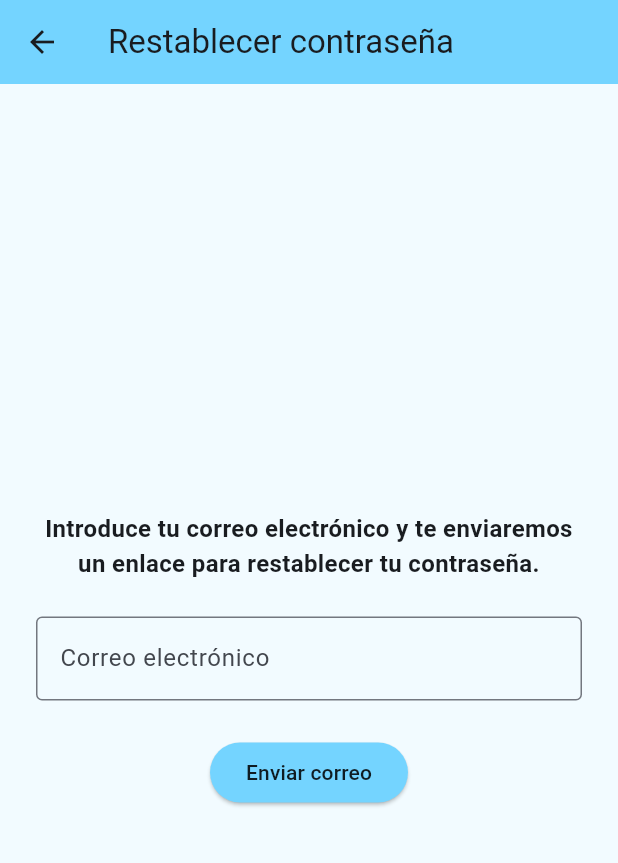
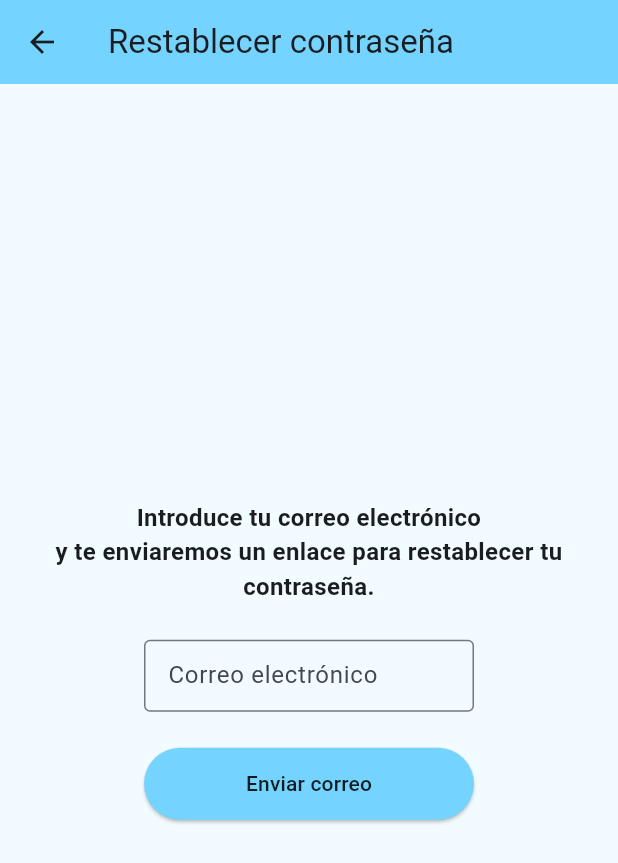
Before and after one commit to JuanJGP10/piladea_web, a Flutter app: the ResetPasswordView screen opened by its route, on a phone screen of 412 x 824 dp. Shown: the top 863 px of the screen. Run offline on Flutter 3.47's test engine with Material 3 defaults, Android fonts, the phone set to English and light mode, and no system bars; our stand-ins replace cloud_firestore, firebase_auth, firebase_core, flutter_map, font_awesome_flutter, geolocator and 4 more; missing offline and left inert: open_route_service; accounts and stored records are empty; statements that could not run were skipped.

Commit message:
contraseña

```diff
--- a/lib/pages/restablecer_contraseña.dart
+++ b/lib/pages/restablecer_contraseña.dart
@@ -52,38 +52,51 @@
         backgroundColor: const Color(0xFF74d4ff),
       ),
       backgroundColor: const Color.fromARGB(255, 242, 251, 255),
-      body: Padding(
+      body: Center(
+        child: Padding(
           padding: const EdgeInsets.all(24.0),
           child: Column(
-          mainAxisAlignment: MainAxisAlignment.center,
+            mainAxisSize: MainAxisSize.min,
             children: [
               const Text(
-              'Introduce tu correo electrónico y te enviaremos un enlace para restablecer tu contraseña.',
-              style: TextStyle(fontSize: 16,fontWeight: FontWeight.bold),
+                'Introduce tu correo electrónico\ny te enviaremos un enlace para restablecer tu contraseña.',
+                style: TextStyle(fontSize: 16, fontWeight: FontWeight.bold),
                 textAlign: TextAlign.center,
-
               ),
               const SizedBox(height: 24),
-            TextField(
+
+              // Campo de texto más corto y centrado
+              SizedBox(
+                width: 220,
+                child: TextField(
                   controller: _emailController,
                   decoration: const InputDecoration(
                     labelText: 'Correo electrónico',
                     border: OutlineInputBorder(),
+                    contentPadding: EdgeInsets.symmetric(vertical: 10.0, horizontal: 12.0),
                   ),
                   keyboardType: TextInputType.emailAddress,
                 ),
+              ),
               const SizedBox(height: 24),
-            ElevatedButton(
+
+              // Botón del mismo ancho
+              SizedBox(
+                width: 220,
+                child: ElevatedButton(
                   onPressed: _sendResetEmail,
                   style: ElevatedButton.styleFrom(
                     backgroundColor: const Color(0xFF74d4ff),
+                    padding: const EdgeInsets.symmetric(vertical: 14.0),
                   ),
                   child: const Text(
                     'Enviar correo',
                     style: TextStyle(color: Colors.black87),
                   ),
                 ),
+              ),
             ],
+          ),
         ),
       ),
     );
```
Lines whose indentation alone changed are shown as unchanged.
